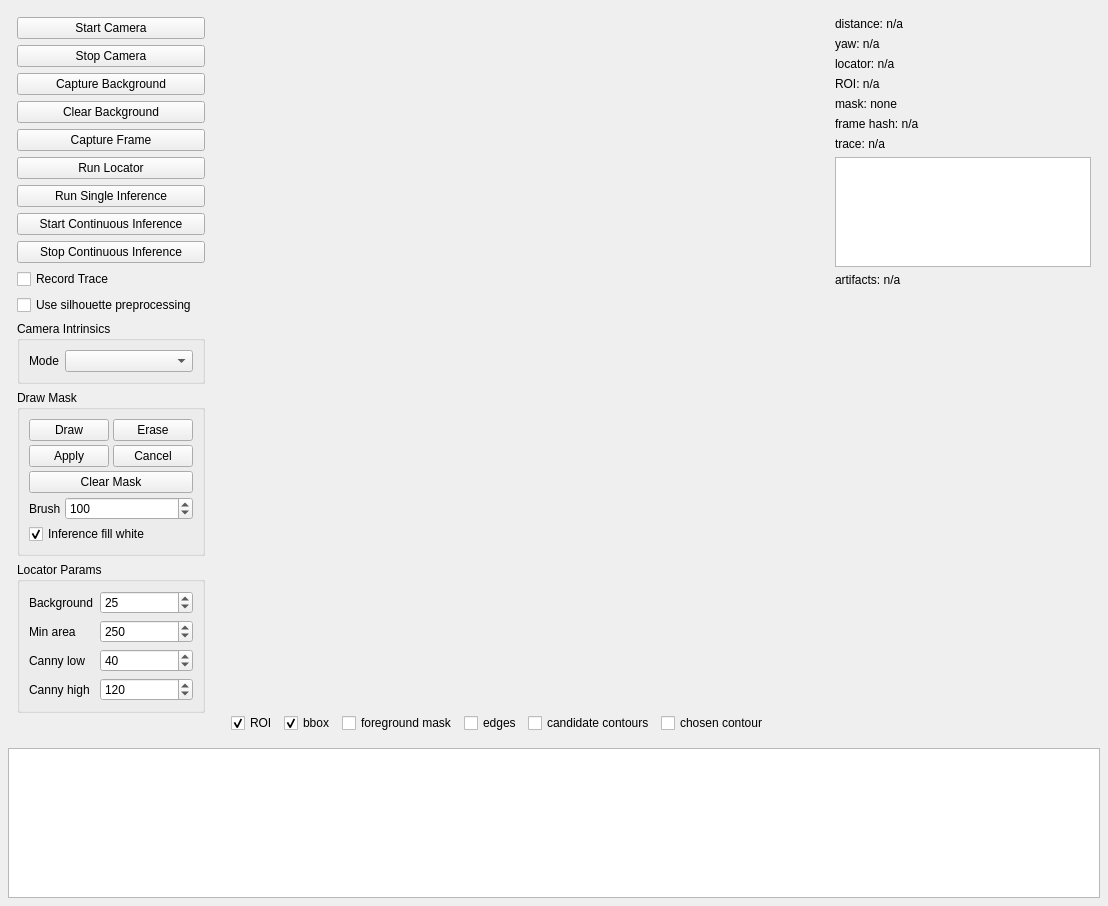
The window that 06_live-inference_v0.3/src/live_inference/gui/live_main_window.ui (MitchellQuinn/bounded-monocular-perception) describes before a commit, drawn with Qt 5.
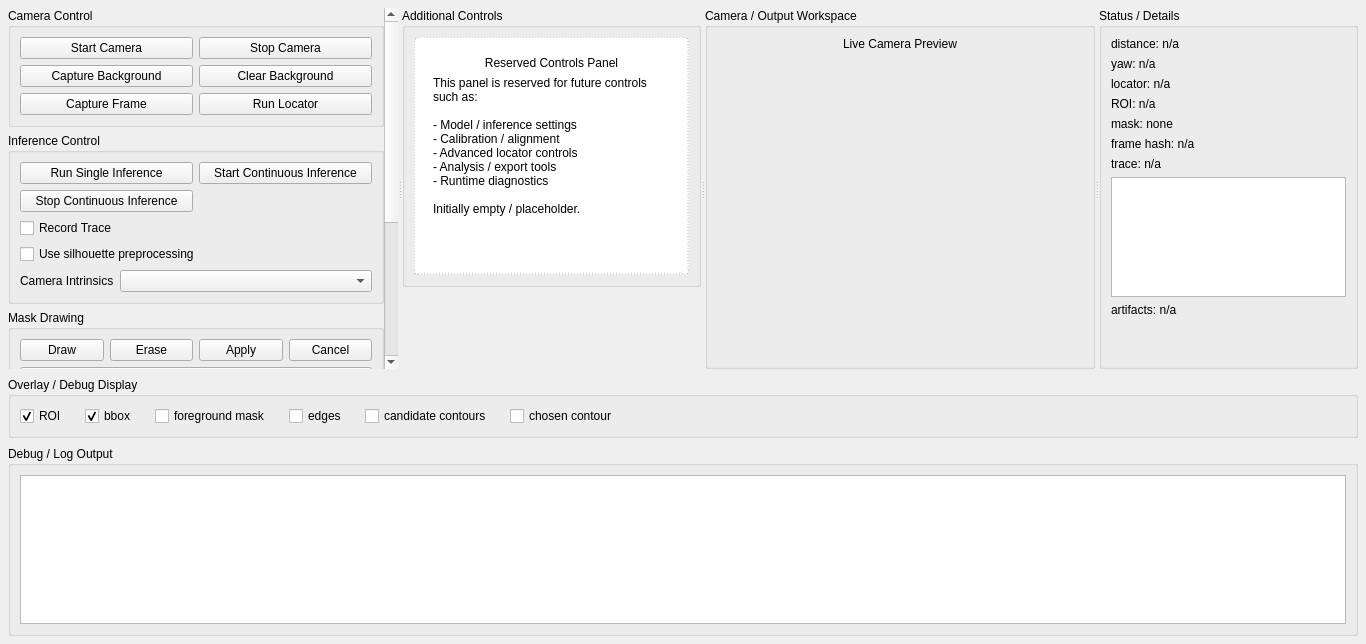
The same window after the commit. Custom widgets are drawn as their Qt base class.

Commit message: Update live inference UI layout

```diff
--- a/06_live-inference_v0.3/src/live_inference/gui/live_main_window.ui
+++ b/06_live-inference_v0.3/src/live_inference/gui/live_main_window.ui
@@ -7,7 +7,7 @@
   </property>
   <layout class="QVBoxLayout" name="rootLayout">
    <property name="spacing">
-    <number>6</number>
+    <number>8</number>
    </property>
    <property name="leftMargin">
     <number>8</number>
@@ -22,91 +22,154 @@
     <number>8</number>
    </property>
    <item>
-    <layout class="QHBoxLayout" name="mainLayout">
-     <property name="spacing">
-      <number>8</number>
+    <widget class="QSplitter" name="topWorkspaceSplitter">
+     <property name="orientation">
+      <enum>Qt::Horizontal</enum>
      </property>
-     <item>
+     <property name="childrenCollapsible">
+      <bool>false</bool>
+     </property>
+     <widget class="QScrollArea" name="controlsScrollArea">
+      <property name="minimumSize">
+       <size>
+        <width>390</width>
+        <height>0</height>
+       </size>
+      </property>
+      <property name="maximumSize">
+       <size>
+        <width>480</width>
+        <height>16777215</height>
+       </size>
+      </property>
+      <property name="frameShape">
+       <enum>QFrame::NoFrame</enum>
+      </property>
+      <property name="widgetResizable">
+       <bool>true</bool>
+      </property>
       <widget class="QWidget" name="controlColumn">
-       <property name="minimumSize">
-        <size>
-         <width>190</width>
-         <height>0</height>
-        </size>
-       </property>
-       <property name="maximumSize">
-        <size>
-         <width>230</width>
-         <height>16777215</height>
-        </size>
+       <property name="geometry">
+        <rect>
+         <x>0</x>
+         <y>0</y>
+         <width>410</width>
+         <height>620</height>
+        </rect>
        </property>
        <layout class="QVBoxLayout" name="controlLayout">
         <property name="spacing">
          <number>6</number>
         </property>
+        <property name="leftMargin">
+         <number>0</number>
+        </property>
+        <property name="topMargin">
+         <number>0</number>
+        </property>
+        <property name="rightMargin">
+         <number>0</number>
+        </property>
+        <property name="bottomMargin">
+         <number>0</number>
+        </property>
         <item>
+         <widget class="QGroupBox" name="cameraControlGroup">
+          <property name="title">
+           <string>Camera Control</string>
+          </property>
+          <layout class="QGridLayout" name="cameraControlLayout">
+           <property name="horizontalSpacing">
+            <number>6</number>
+           </property>
+           <property name="verticalSpacing">
+            <number>6</number>
+           </property>
+           <item row="0" column="0">
          <widget class="QPushButton" name="startCameraButton">
           <property name="text">
            <string>Start Camera</string>
           </property>
          </widget>
         </item>
-        <item>
+           <item row="0" column="1">
          <widget class="QPushButton" name="stopCameraButton">
           <property name="text">
            <string>Stop Camera</string>
           </property>
          </widget>
         </item>
-        <item>
+           <item row="1" column="0">
          <widget class="QPushButton" name="captureBackgroundButton">
           <property name="text">
            <string>Capture Background</string>
           </property>
          </widget>
         </item>
-        <item>
+           <item row="1" column="1">
          <widget class="QPushButton" name="clearBackgroundButton">
           <property name="text">
            <string>Clear Background</string>
           </property>
          </widget>
         </item>
-        <item>
+           <item row="2" column="0">
          <widget class="QPushButton" name="captureFrameButton">
           <property name="text">
            <string>Capture Frame</string>
           </property>
          </widget>
         </item>
-        <item>
+           <item row="2" column="1">
          <widget class="QPushButton" name="runLocatorButton">
           <property name="text">
            <string>Run Locator</string>
           </property>
          </widget>
         </item>
+          </layout>
+         </widget>
+        </item>
         <item>
+         <widget class="QGroupBox" name="inferenceControlGroup">
+          <property name="title">
+           <string>Inference Control</string>
+          </property>
+          <layout class="QVBoxLayout" name="inferenceControlLayout">
+           <property name="spacing">
+            <number>6</number>
+           </property>
+           <item>
+            <layout class="QGridLayout" name="inferenceButtonLayout">
+             <property name="horizontalSpacing">
+              <number>6</number>
+             </property>
+             <property name="verticalSpacing">
+              <number>6</number>
+             </property>
+             <item row="0" column="0">
          <widget class="QPushButton" name="runSingleInferenceButton">
           <property name="text">
            <string>Run Single Inference</string>
           </property>
          </widget>
         </item>
-        <item>
+             <item row="0" column="1">
          <widget class="QPushButton" name="startContinuousButton">
           <property name="text">
            <string>Start Continuous Inference</string>
           </property>
          </widget>
         </item>
-        <item>
+             <item row="1" column="0">
          <widget class="QPushButton" name="stopContinuousButton">
           <property name="text">
            <string>Stop Continuous Inference</string>
           </property>
          </widget>
         </item>
+            </layout>
+           </item>
         <item>
          <widget class="QCheckBox" name="recordTraceCheckBox">
           <property name="text">
@@ -122,15 +185,14 @@
          </widget>
         </item>
         <item>
-         <widget class="QGroupBox" name="cameraIntrinsicsGroup">
-          <property name="title">
-           <string>Camera Intrinsics</string>
-          </property>
           <layout class="QFormLayout" name="cameraIntrinsicsLayout">
+             <property name="fieldGrowthPolicy">
+              <enum>QFormLayout::AllNonFixedFieldsGrow</enum>
+             </property>
            <item row="0" column="0">
             <widget class="QLabel" name="cameraIntrinsicsModeLabel">
              <property name="text">
-              <string>Mode</string>
+                <string>Camera Intrinsics</string>
              </property>
             </widget>
            </item>
@@ -138,12 +200,14 @@
             <widget class="QComboBox" name="cameraIntrinsicsModeComboBox"/>
            </item>
           </layout>
+           </item>
+          </layout>
          </widget>
         </item>
         <item>
          <widget class="QGroupBox" name="drawMaskGroup">
           <property name="title">
-           <string>Draw Mask</string>
+           <string>Mask Drawing</string>
           </property>
           <layout class="QVBoxLayout" name="drawMaskLayout">
            <property name="spacing">
@@ -151,6 +215,12 @@
            </property>
            <item>
             <layout class="QGridLayout" name="drawMaskButtonLayout">
+             <property name="horizontalSpacing">
+              <number>6</number>
+             </property>
+             <property name="verticalSpacing">
+              <number>6</number>
+             </property>
              <item row="0" column="0">
               <widget class="QPushButton" name="drawMaskButton">
                <property name="text">
@@ -165,21 +235,21 @@
                </property>
               </widget>
              </item>
-             <item row="1" column="0">
+             <item row="0" column="2">
               <widget class="QPushButton" name="applyMaskButton">
                <property name="text">
                 <string>Apply</string>
                </property>
               </widget>
              </item>
-             <item row="1" column="1">
+             <item row="0" column="3">
               <widget class="QPushButton" name="cancelMaskButton">
                <property name="text">
                 <string>Cancel</string>
                </property>
               </widget>
              </item>
-             <item row="2" column="0" colspan="2">
+             <item row="1" column="0" colspan="4">
               <widget class="QPushButton" name="clearMaskButton">
                <property name="text">
                 <string>Clear Mask</string>
@@ -190,6 +260,9 @@
            </item>
            <item>
             <layout class="QFormLayout" name="drawMaskOptionsLayout">
+             <property name="fieldGrowthPolicy">
+              <enum>QFormLayout::AllNonFixedFieldsGrow</enum>
+             </property>
              <item row="0" column="0">
               <widget class="QLabel" name="maskBrushSizeLabel">
                <property name="text">
@@ -228,9 +301,12 @@
         <item>
          <widget class="QGroupBox" name="locatorParamsGroup">
           <property name="title">
-           <string>Locator Params</string>
+           <string>Locator Parameters</string>
           </property>
           <layout class="QFormLayout" name="locatorParamsLayout">
+           <property name="fieldGrowthPolicy">
+            <enum>QFormLayout::AllNonFixedFieldsGrow</enum>
+           </property>
            <item row="0" column="0">
             <widget class="QLabel" name="backgroundThresholdLabel">
              <property name="text">
@@ -317,92 +393,213 @@
         </item>
        </layout>
       </widget>
+     </widget>
+     <widget class="QScrollArea" name="intermediateControlsScrollArea">
+      <property name="minimumSize">
+       <size>
+        <width>220</width>
+        <height>0</height>
+       </size>
+      </property>
+      <property name="maximumSize">
+       <size>
+        <width>340</width>
+        <height>16777215</height>
+       </size>
+      </property>
+      <property name="frameShape">
+       <enum>QFrame::NoFrame</enum>
+      </property>
+      <property name="widgetResizable">
+       <bool>true</bool>
+      </property>
+      <widget class="QWidget" name="intermediateControlsColumn">
+       <property name="geometry">
+        <rect>
+         <x>0</x>
+         <y>0</y>
+         <width>260</width>
+         <height>620</height>
+        </rect>
+       </property>
+       <layout class="QVBoxLayout" name="intermediateControlsLayout">
+        <property name="spacing">
+         <number>6</number>
+        </property>
+        <property name="leftMargin">
+         <number>0</number>
+        </property>
+        <property name="topMargin">
+         <number>0</number>
+        </property>
+        <property name="rightMargin">
+         <number>0</number>
+        </property>
+        <property name="bottomMargin">
+         <number>0</number>
+        </property>
+        <item>
+         <widget class="QGroupBox" name="additionalControlsGroup">
+          <property name="title">
+           <string>Additional Controls</string>
+          </property>
+          <layout class="QVBoxLayout" name="additionalControlsLayout">
+           <property name="spacing">
+            <number>8</number>
+           </property>
+           <item>
+            <widget class="QFrame" name="additionalControlsPlaceholder">
+             <property name="frameShape">
+              <enum>QFrame::StyledPanel</enum>
+             </property>
+             <property name="styleSheet">
+              <string notr="true">QFrame#additionalControlsPlaceholder { border: 1px dashed palette(mid); border-radius: 4px; background: palette(base); }</string>
+             </property>
+             <layout class="QVBoxLayout" name="additionalControlsPlaceholderLayout">
+              <property name="leftMargin">
+               <number>18</number>
+              </property>
+              <property name="topMargin">
+               <number>18</number>
+              </property>
+              <property name="rightMargin">
+               <number>18</number>
+              </property>
+              <property name="bottomMargin">
+               <number>18</number>
+              </property>
+              <item>
+               <widget class="QLabel" name="additionalControlsTitleLabel">
+                <property name="alignment">
+                 <set>Qt::AlignCenter</set>
+                </property>
+                <property name="text">
+                 <string>Reserved Controls Panel</string>
+                </property>
+               </widget>
      </item>
      <item>
+               <widget class="QLabel" name="additionalControlsDescriptionLabel">
+                <property name="wordWrap">
+                 <bool>true</bool>
+                </property>
+                <property name="text">
+                 <string>This panel is reserved for future controls such as:
+
+- Model / inference settings
+- Calibration / alignment
+- Advanced locator controls
+- Analysis / export tools
+- Runtime diagnostics
+
+Initially empty / placeholder.</string>
+                </property>
+               </widget>
+              </item>
+              <item>
+               <spacer name="additionalControlsPlaceholderSpacer">
+                <property name="orientation">
+                 <enum>Qt::Vertical</enum>
+                </property>
+                <property name="sizeHint" stdset="0">
+                 <size>
+                  <width>20</width>
+                  <height>40</height>
+                 </size>
+                </property>
+               </spacer>
+              </item>
+             </layout>
+            </widget>
+           </item>
+          </layout>
+         </widget>
+        </item>
+        <item>
+         <spacer name="intermediateControlsSpacer">
+          <property name="orientation">
+           <enum>Qt::Vertical</enum>
+          </property>
+          <property name="sizeHint" stdset="0">
+           <size>
+            <width>20</width>
+            <height>20</height>
+           </size>
+          </property>
+         </spacer>
+        </item>
+       </layout>
+      </widget>
+     </widget>
       <widget class="QWidget" name="visualColumn">
+      <property name="minimumSize">
+       <size>
+        <width>390</width>
+        <height>0</height>
+       </size>
+      </property>
        <layout class="QVBoxLayout" name="visualLayout">
         <property name="spacing">
          <number>6</number>
         </property>
+       <property name="leftMargin">
+        <number>0</number>
+       </property>
+       <property name="topMargin">
+        <number>0</number>
+       </property>
+       <property name="rightMargin">
+        <number>0</number>
+       </property>
+       <property name="bottomMargin">
+        <number>0</number>
+       </property>
+       <item>
+        <widget class="QGroupBox" name="cameraOutputGroup">
+         <property name="sizePolicy">
+          <sizepolicy hsizetype="Expanding" vsizetype="Expanding">
+           <horstretch>0</horstretch>
+           <verstretch>1</verstretch>
+          </sizepolicy>
+         </property>
+         <property name="title">
+          <string>Camera / Output Workspace</string>
+         </property>
+         <layout class="QVBoxLayout" name="cameraOutputLayout">
+          <property name="spacing">
+           <number>6</number>
+          </property>
+          <item>
+           <widget class="QLabel" name="livePreviewTitleLabel">
+            <property name="alignment">
+             <set>Qt::AlignCenter</set>
+            </property>
+            <property name="text">
+             <string>Live Camera Preview</string>
+            </property>
+           </widget>
+          </item>
         <item>
          <widget class="FramePreviewWidget" name="mainPreviewWidget">
+            <property name="sizePolicy">
+             <sizepolicy hsizetype="Expanding" vsizetype="Expanding">
+              <horstretch>0</horstretch>
+              <verstretch>1</verstretch>
+             </sizepolicy>
+            </property>
           <property name="minimumSize">
            <size>
-            <width>520</width>
-            <height>390</height>
+              <width>360</width>
+              <height>270</height>
            </size>
           </property>
          </widget>
         </item>
-        <item>
-         <layout class="QHBoxLayout" name="overlayToggleLayout">
-          <item>
-           <widget class="QCheckBox" name="showRoiCheckBox">
-            <property name="text">
-             <string>ROI</string>
-            </property>
-            <property name="checked">
-             <bool>true</bool>
-            </property>
-           </widget>
-          </item>
-          <item>
-           <widget class="QCheckBox" name="showBboxCheckBox">
-            <property name="text">
-             <string>bbox</string>
-            </property>
-            <property name="checked">
-             <bool>true</bool>
-            </property>
-           </widget>
-          </item>
-          <item>
-           <widget class="QCheckBox" name="showForegroundMaskCheckBox">
-            <property name="text">
-             <string>foreground mask</string>
-            </property>
-           </widget>
-          </item>
-          <item>
-           <widget class="QCheckBox" name="showEdgesCheckBox">
-            <property name="text">
-             <string>edges</string>
-            </property>
-           </widget>
-          </item>
-          <item>
-           <widget class="QCheckBox" name="showCandidateContoursCheckBox">
-            <property name="text">
-             <string>candidate contours</string>
-            </property>
-           </widget>
-          </item>
-          <item>
-           <widget class="QCheckBox" name="showChosenContourCheckBox">
-            <property name="text">
-             <string>chosen contour</string>
-            </property>
-           </widget>
-          </item>
-          <item>
-           <spacer name="overlayToggleSpacer">
-            <property name="orientation">
-             <enum>Qt::Horizontal</enum>
-            </property>
-            <property name="sizeHint" stdset="0">
-             <size>
-              <width>40</width>
-              <height>20</height>
-             </size>
-            </property>
-           </spacer>
-          </item>
-         </layout>
-        </item>
-       </layout>
-      </widget>
-     </item>
-     <item>
+         </layout>
+        </widget>
+       </item>
+      </layout>
+     </widget>
       <widget class="QWidget" name="statusColumn">
        <property name="minimumSize">
         <size>
@@ -412,9 +609,30 @@
        </property>
        <property name="maximumSize">
         <size>
-         <width>310</width>
+        <width>340</width>
          <height>16777215</height>
         </size>
+      </property>
+      <layout class="QVBoxLayout" name="statusOuterLayout">
+       <property name="spacing">
+        <number>6</number>
+       </property>
+       <property name="leftMargin">
+        <number>0</number>
+       </property>
+       <property name="topMargin">
+        <number>0</number>
+       </property>
+       <property name="rightMargin">
+        <number>0</number>
+       </property>
+       <property name="bottomMargin">
+        <number>0</number>
+       </property>
+       <item>
+        <widget class="QGroupBox" name="statusDetailsGroup">
+         <property name="title">
+          <string>Status / Details</string>
        </property>
        <layout class="QVBoxLayout" name="statusLayout">
         <property name="spacing">
@@ -489,7 +707,7 @@
           <property name="maximumSize">
            <size>
             <width>16777215</width>
-            <height>110</height>
+              <height>120</height>
            </size>
           </property>
           <property name="readOnly">
@@ -527,13 +745,109 @@
       </widget>
      </item>
     </layout>
+     </widget>
+    </widget>
    </item>
+   <item>
+    <widget class="QGroupBox" name="overlayDebugGroup">
+     <property name="maximumSize">
+      <size>
+       <width>16777215</width>
+       <height>75</height>
+      </size>
+     </property>
+     <property name="title">
+      <string>Overlay / Debug Display</string>
+     </property>
+     <layout class="QHBoxLayout" name="overlayToggleLayout">
+      <property name="spacing">
+       <number>18</number>
+      </property>
+      <item>
+       <widget class="QCheckBox" name="showRoiCheckBox">
+        <property name="text">
+         <string>ROI</string>
+        </property>
+        <property name="checked">
+         <bool>true</bool>
+        </property>
+       </widget>
+      </item>
+      <item>
+       <widget class="QCheckBox" name="showBboxCheckBox">
+        <property name="text">
+         <string>bbox</string>
+        </property>
+        <property name="checked">
+         <bool>true</bool>
+        </property>
+       </widget>
+      </item>
+      <item>
+       <widget class="QCheckBox" name="showForegroundMaskCheckBox">
+        <property name="text">
+         <string>foreground mask</string>
+        </property>
+       </widget>
+      </item>
+      <item>
+       <widget class="QCheckBox" name="showEdgesCheckBox">
+        <property name="text">
+         <string>edges</string>
+        </property>
+       </widget>
+      </item>
+      <item>
+       <widget class="QCheckBox" name="showCandidateContoursCheckBox">
+        <property name="text">
+         <string>candidate contours</string>
+        </property>
+       </widget>
+      </item>
+      <item>
+       <widget class="QCheckBox" name="showChosenContourCheckBox">
+        <property name="text">
+         <string>chosen contour</string>
+        </property>
+       </widget>
+      </item>
+      <item>
+       <spacer name="overlayToggleSpacer">
+        <property name="orientation">
+         <enum>Qt::Horizontal</enum>
+        </property>
+        <property name="sizeHint" stdset="0">
+         <size>
+          <width>40</width>
+          <height>20</height>
+         </size>
+        </property>
+       </spacer>
+      </item>
+     </layout>
+    </widget>
+   </item>
+   <item>
+    <widget class="QGroupBox" name="debugLogGroup">
+     <property name="maximumSize">
+      <size>
+       <width>16777215</width>
+       <height>190</height>
+      </size>
+     </property>
+     <property name="title">
+      <string>Debug / Log Output</string>
+     </property>
+     <layout class="QVBoxLayout" name="debugLogLayout">
+      <property name="spacing">
+       <number>4</number>
+      </property>
    <item>
     <widget class="QPlainTextEdit" name="logOutput">
      <property name="minimumSize">
       <size>
        <width>0</width>
-       <height>110</height>
+          <height>100</height>
       </size>
      </property>
      <property name="maximumSize">
@@ -545,6 +859,9 @@
      <property name="readOnly">
       <bool>true</bool>
      </property>
+       </widget>
+      </item>
+     </layout>
     </widget>
    </item>
   </layout>
```
Lines whose indentation alone changed are shown as unchanged. The commit also changes 3 other files.
